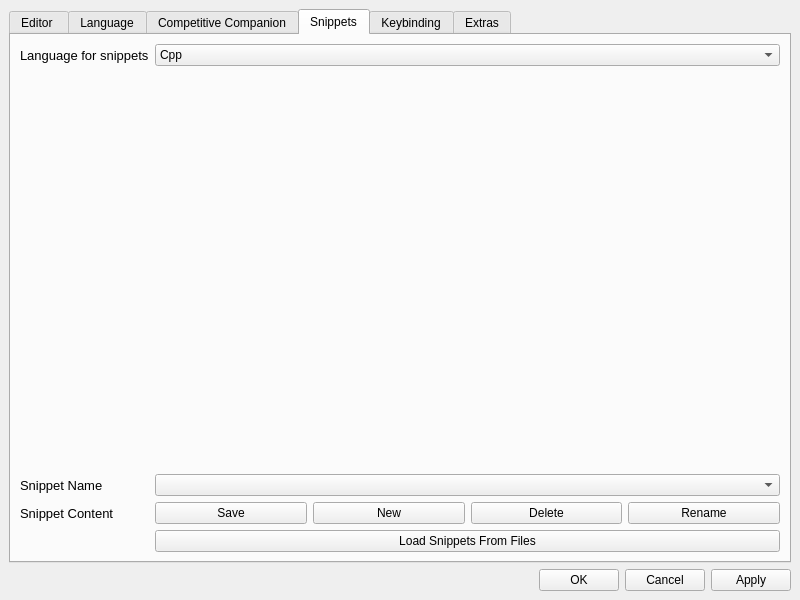
cpeditor/cpeditor, file ui/preferencewindow.ui: the form before one commit.
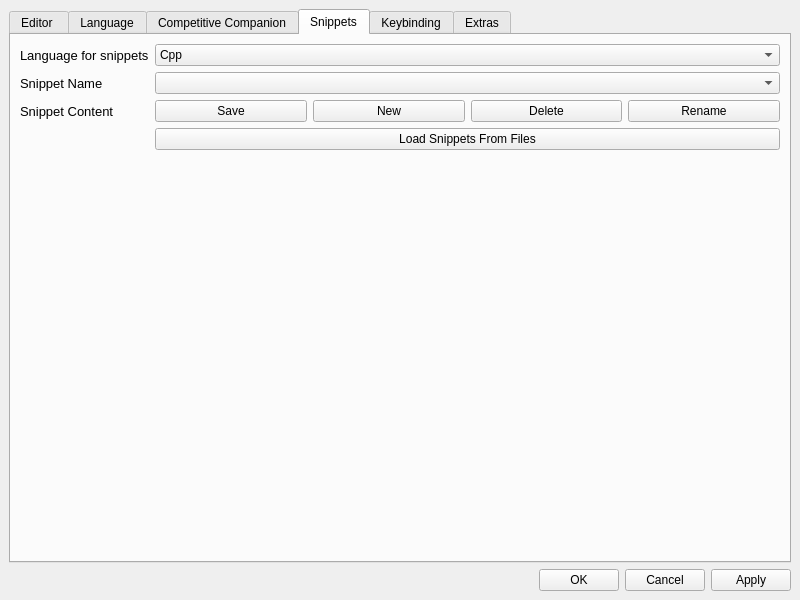
The form after the commit.

Commit message: feat(snippets): the editor can be expanded vertically now

```diff
--- a/ui/preferencewindow.ui
+++ b/ui/preferencewindow.ui
@@ -549,7 +549,7 @@
               </item>
              </widget>
             </item>
-            <item row="2" column="0">
+            <item row="1" column="0">
              <widget class="QLabel" name="label_45">
               <property name="font">
                <font>
@@ -563,14 +563,14 @@
               </property>
              </widget>
             </item>
-            <item row="2" column="1">
+            <item row="1" column="1">
              <layout class="QHBoxLayout" name="horizontalLayout_8">
               <item>
                <widget class="QComboBox" name="snippets"/>
               </item>
              </layout>
             </item>
-            <item row="3" column="0">
+            <item row="2" column="0">
              <widget class="QLabel" name="label_46">
               <property name="font">
                <font>
@@ -584,7 +584,7 @@
               </property>
              </widget>
             </item>
-            <item row="3" column="1">
+            <item row="2" column="1">
              <layout class="QVBoxLayout" name="verticalLayout_3">
               <item>
                <layout class="QHBoxLayout" name="horizontalLayout_11">
@@ -632,26 +632,13 @@
               </item>
              </layout>
             </item>
-            <item row="4" column="1">
+            <item row="3" column="1">
              <widget class="QPushButton" name="load_snippets_from_file">
               <property name="text">
                <string>Load Snippets From Files</string>
               </property>
              </widget>
             </item>
-            <item row="1" column="0">
-             <spacer name="verticalSpacer_2">
-              <property name="orientation">
-               <enum>Qt::Vertical</enum>
-              </property>
-              <property name="sizeHint" stdset="0">
-               <size>
-                <width>20</width>
-                <height>40</height>
-               </size>
-              </property>
-             </spacer>
-            </item>
            </layout>
           </item>
          </layout>
```
The commit also changes 1 other file.
